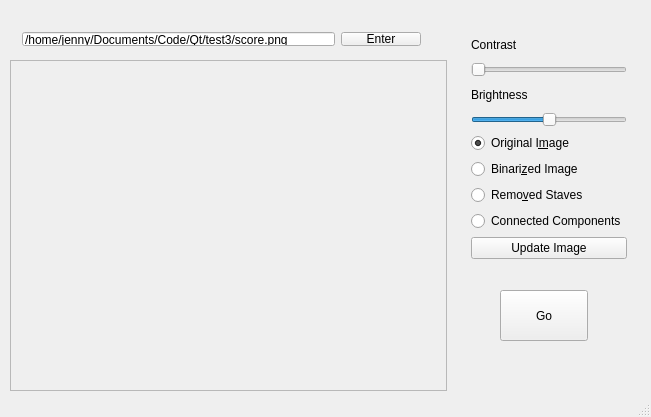
Old version of the form mainwindow.ui in the repository JennyLynnFletcher/OMR.
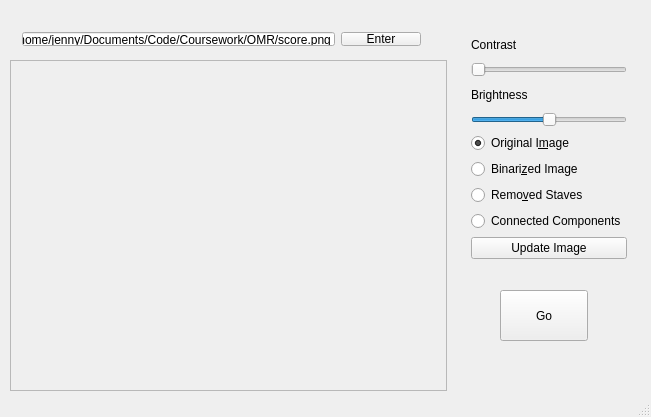
New version of the form.

Diff of the .ui file:
```diff
--- a/mainwindow.ui
+++ b/mainwindow.ui
@@ -89,7 +89,7 @@
      </layout>
     </widget>
    </widget>
-   <widget class="QWidget" name="">
+   <widget class="QWidget" name="layoutWidget">
     <property name="geometry">
      <rect>
       <x>11</x>
@@ -102,7 +102,7 @@
      <item>
       <widget class="QLineEdit" name="filepath_input">
        <property name="text">
-        <string>/home/jenny/Documents/Code/Qt/test3/score.png</string>
+        <string>/home/jenny/Documents/Code/Coursework/OMR/score.png</string>
        </property>
       </widget>
      </item>
@@ -115,7 +115,7 @@
      </item>
     </layout>
    </widget>
-   <widget class="QWidget" name="">
+   <widget class="QWidget" name="layoutWidget">
     <property name="geometry">
      <rect>
       <x>460</x>
```
